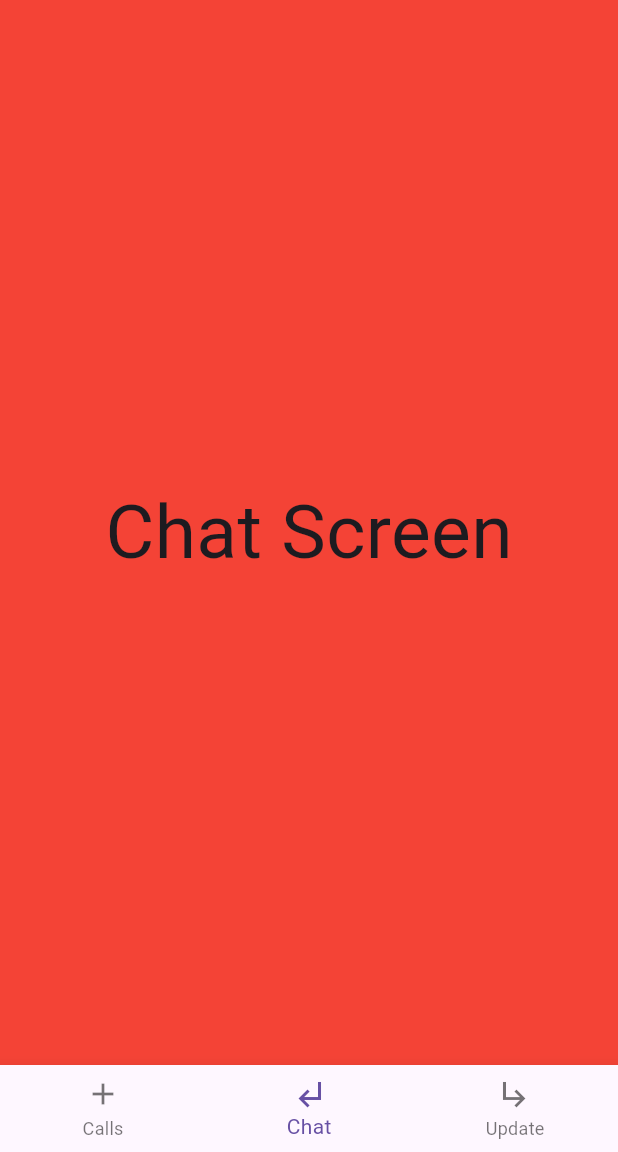
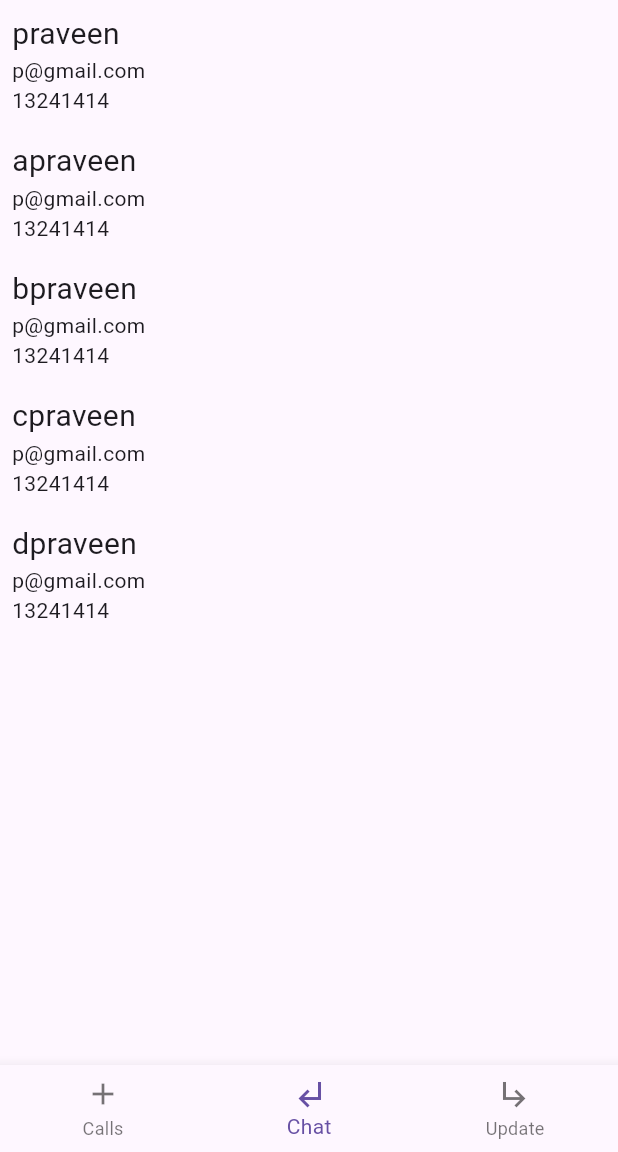
Before and after one commit to EswarVarma91/flutter_training, a Flutter app: the screen it shows after launch, item 2 of the bottom bar chosen, on a phone screen of 412 x 824 dp, the part 84-1236 px from its top. Run offline on Flutter 3.47's test engine with Material 3 defaults, Android fonts, the phone set to English and light mode, and no system bars.

```diff
--- a/lib/on/chat_screen.dart
+++ b/lib/on/chat_screen.dart
@@ -1,12 +1,27 @@
 import 'package:flutter/material.dart';
+import 'package:untitled1/screens/second_screen.dart';
+
+import '../person_model.dart';
+
 
 class ChatScreen extends StatelessWidget{
+
+  List<PersonModel> list = [
+    PersonModel(name:'praveen',email: "p@gmail.com",phoneNumber: "13241414" ),
+    PersonModel(name:'apraveen',email: "p@gmail.com",phoneNumber: "13241414" ),
+    PersonModel(name:'bpraveen',email: "p@gmail.com",phoneNumber: "13241414" ),
+    PersonModel(name:'cpraveen',email: "p@gmail.com",phoneNumber: "13241414" ),
+    PersonModel(name:'dpraveen',email: "p@gmail.com",phoneNumber: "13241414" ),
+  ];
 
   @override
   Widget build(BuildContext context) {
     return Scaffold(
-      backgroundColor: Colors.red,
-      body: Center(child: Text("Chat Screen",style: TextStyle(fontSize: 50),),),
+      body: ListView.builder(
+          itemCount: list.length,
+          itemBuilder: (BuildContext context, int index) {
+        return SecondScreen(pName: list[index].name, pEmail: list[index].email,pNumber: list[index].phoneNumber,pageNavigation: false,);
+      })
     );
   }
 
--- a/lib/on/update_screen.dart
+++ b/lib/on/update_screen.dart
@@ -6,7 +6,6 @@ class UpdateScreen extends StatelessWidget {
   @override
   Widget build(BuildContext context) {
     return Scaffold(
-      backgroundColor: Colors.blue,
       body: Center(child: Text("Update Screen",style: TextStyle(fontSize: 60),),),
     );
   }
--- /dev/null
+++ b/lib/person_model.dart
@@ -0,0 +1,7 @@
+class PersonModel{
+  String? name;
+  String? email;
+  String? phoneNumber;
+
+  PersonModel({this.email, this.name, this.phoneNumber});
+}
--- /dev/null
+++ b/lib/screens/second_screen.dart
@@ -0,0 +1,37 @@
+import 'package:flutter/material.dart';
+
+class SecondScreen extends StatefulWidget {
+  final String? pName;
+  final String? pEmail;
+  final String? pNumber;
+  final bool? pageNavigation;
+  const SecondScreen( {super.key,this.pName, this.pEmail, this.pNumber = '',this.pageNavigation = true} );
+
+  @override
+  State<SecondScreen> createState() => _SecondScreenState();
+}
+
+class _SecondScreenState extends State<SecondScreen> {
+  @override
+  Widget build(BuildContext context) {
+    return widget.pageNavigation! ? Scaffold(
+      appBar: AppBar(title: Text("Second Screen"),),
+      body: buildPersonDetails(),
+    ): buildPersonDetails() ;
+  }
+
+   buildPersonDetails() {
+    return Padding(
+      padding: const EdgeInsets.all(8.0),
+      child: Column(
+          mainAxisAlignment: MainAxisAlignment.start,
+          crossAxisAlignment: CrossAxisAlignment.start,
+          children: [
+            Text(widget.pName.toString(),style: TextStyle(fontSize: 20),),
+            Text(widget.pEmail.toString(),style: TextStyle(fontSize: 14),),
+            Text(widget.pNumber.toString(),style: TextStyle(fontSize: 14),)
+          ],
+      ),
+    );
+  }
+}
```
Also changed, not shown: lib/on/call_screen.dart (+29 -1 lines).
